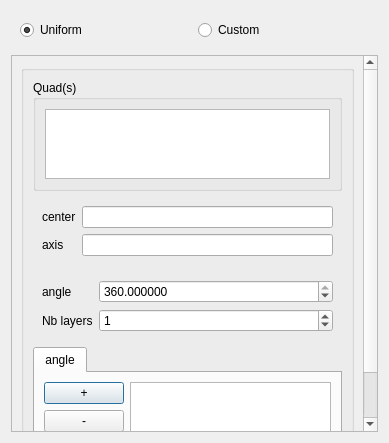
First picture: the form in src/HEXABLOCKGUI/QuadRevolution_QTD.ui, repository SalomePlatform/hexablock, before the edit.
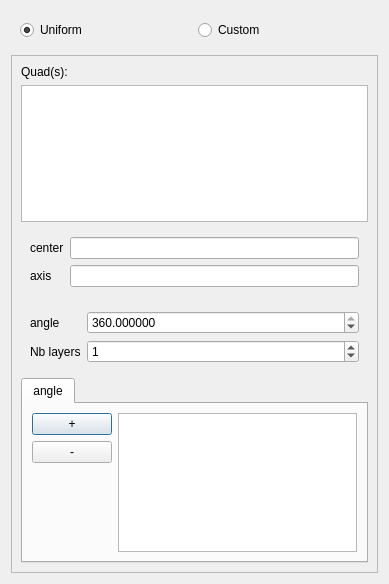
Second picture: the form after the edit.

```diff
--- a/src/HEXABLOCKGUI/QuadRevolution_QTD.ui
+++ b/src/HEXABLOCKGUI/QuadRevolution_QTD.ui
@@ -7,7 +7,7 @@
     <x>0</x>
     <y>0</y>
     <width>389</width>
-    <height>443</height>
+    <height>584</height>
    </rect>
   </property>
   <property name="minimumSize">
@@ -53,29 +53,18 @@
        <rect>
         <x>0</x>
         <y>0</y>
-        <width>351</width>
-        <height>490</height>
+        <width>369</width>
+        <height>518</height>
        </rect>
       </property>
       <layout class="QVBoxLayout" name="verticalLayout_4">
        <item>
-        <widget class="QGroupBox" name="groupBox">
-         <property name="minimumSize">
-          <size>
-           <width>5</width>
-           <height>0</height>
-          </size>
+        <widget class="QLabel" name="label">
+         <property name="text">
+          <string>Quad(s):</string>
          </property>
-         <property name="title">
-          <string/>
-         </property>
-         <layout class="QVBoxLayout" name="verticalLayout_3">
-          <item>
-           <widget class="QGroupBox" name="groupBox_2">
-            <property name="title">
-             <string>Quad(s)</string>
-            </property>
-            <layout class="QVBoxLayout" name="verticalLayout_2">
+        </widget>
+       </item>
              <item>
               <widget class="QListWidget" name="quads_lw">
                <property name="sizePolicy">
@@ -86,12 +75,12 @@
                </property>
               </widget>
              </item>
-            </layout>
-           </widget>
-          </item>
           <item>
            <widget class="QWidget" name="widget_3" native="true">
             <layout class="QFormLayout" name="formLayout">
+          <property name="fieldGrowthPolicy">
+           <enum>QFormLayout::AllNonFixedFieldsGrow</enum>
+          </property>
              <item row="0" column="0">
               <widget class="QLabel" name="label_5">
                <property name="text">
@@ -274,22 +263,6 @@
               </item>
              </layout>
             </widget>
-           </widget>
-          </item>
-          <item>
-           <spacer name="verticalSpacer">
-            <property name="orientation">
-             <enum>Qt::Vertical</enum>
-            </property>
-            <property name="sizeHint" stdset="0">
-             <size>
-              <width>20</width>
-              <height>40</height>
-             </size>
-            </property>
-           </spacer>
-          </item>
-         </layout>
         </widget>
        </item>
       </layout>
```
Lines whose indentation alone changed are shown as unchanged.
